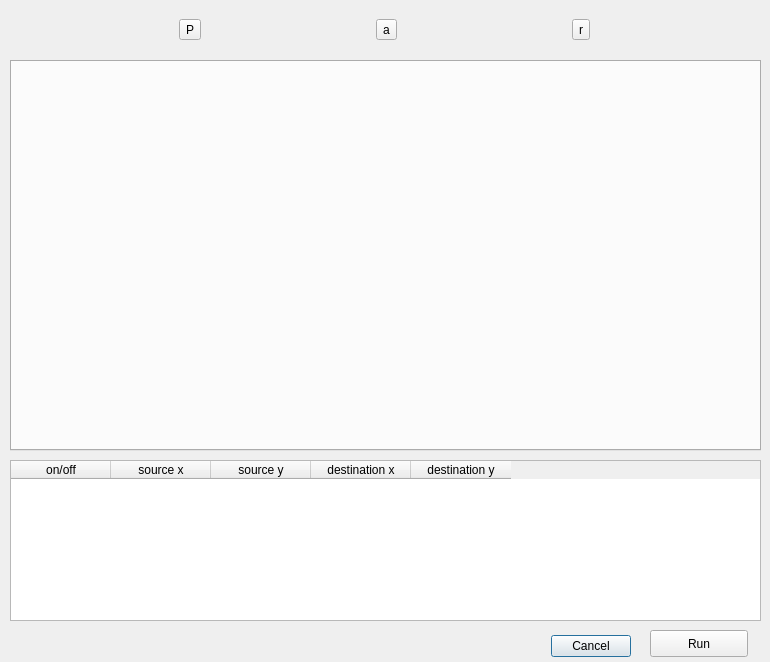
Old version of the form spatial_adjustment_dialog_base.ui in the repository danistrigaro/SpatialAdjustment.
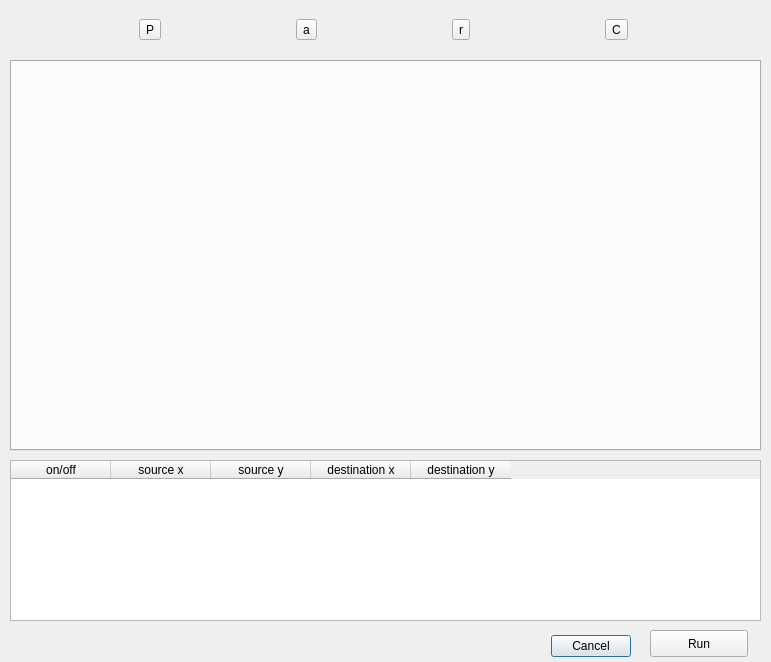
New version of the form.

Commit message: add clear func

Diff of the .ui file:
```diff
--- a/spatial_adjustment_dialog_base.ui
+++ b/spatial_adjustment_dialog_base.ui
@@ -6,7 +6,7 @@
    <rect>
     <x>0</x>
     <y>0</y>
-    <width>770</width>
+    <width>771</width>
     <height>662</height>
    </rect>
   </property>
@@ -108,6 +108,13 @@
       </property>
      </widget>
     </item>
+    <item>
+     <widget class="QToolButton" name="cleanSelBtn">
+      <property name="text">
+       <string>C</string>
+      </property>
+     </widget>
+    </item>
    </layout>
   </widget>
   <widget class="QPushButton" name="run">
```
The commit also changes 2 other files.
